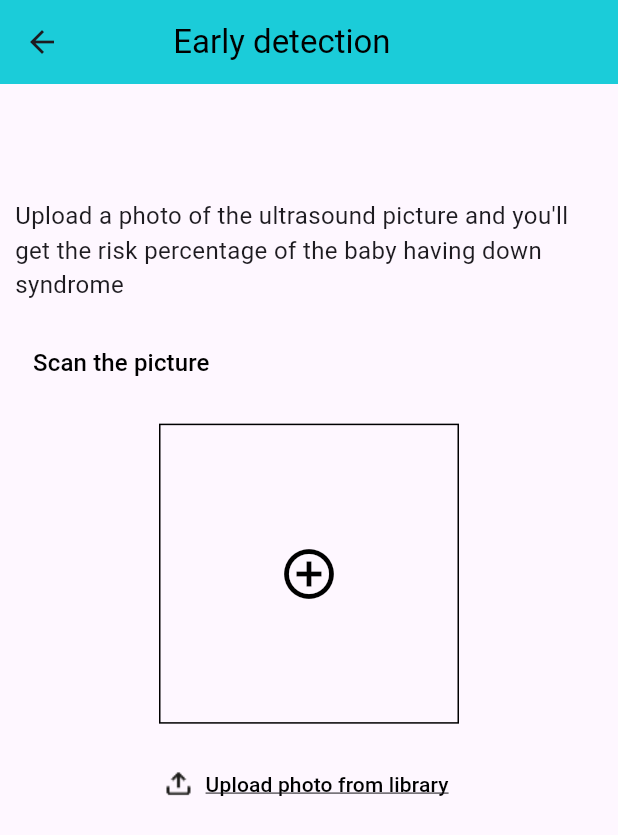
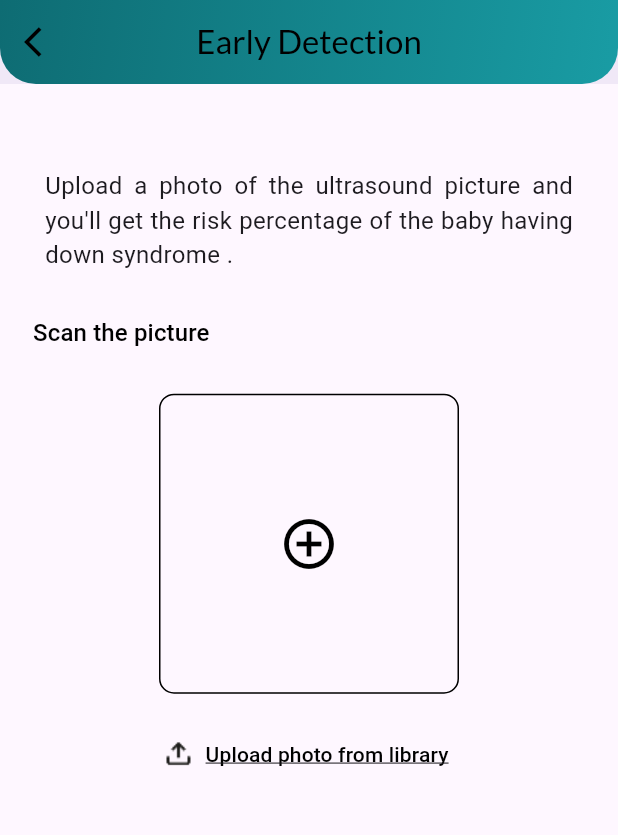
Before and after one commit to esmaeil57/DownDetect, a Flutter app: the screen it shows after launch, after a tap on "Login", after a tap on the "arrow forward" icon, on a phone screen of 412 x 824 dp. Shown: the top 835 px of the screen. Run offline on Flutter 3.47's test engine with Material 3 defaults, Android fonts, the phone set to English and light mode, and no system bars; our stand-ins replace google_fonts, image_picker, shared_preferences; network calls fail.

Commit message:
handle the UI of Screens #1

```diff
--- a/lib/views/early_detection_screen.dart
+++ b/lib/views/early_detection_screen.dart
@@ -1,6 +1,7 @@
 import 'package:flutter/material.dart';
 import 'package:provider/provider.dart';
 import '../viewmodels/early_detection_viewmodel.dart';
+import 'package:google_fonts/google_fonts.dart';
 
 class EarlyDetectionScreen extends StatelessWidget {
   const EarlyDetectionScreen({super.key});
@@ -11,22 +12,46 @@ class EarlyDetectionScreen extends StatelessWidget {
 
     return Scaffold(
       appBar: AppBar(
-        backgroundColor: const Color(0xFF1BCCD9),
-        title: const Text(
-          "        Early detection",
-          style: TextStyle(color: Colors.black),
+         leading: IconButton(
+          icon: const Icon(Icons.arrow_back_ios, color: Colors.black),
+          onPressed: () => Navigator.pop(context),
+        ),
+        automaticallyImplyLeading: false,
+        elevation: 4,
+        backgroundColor: Colors.transparent,
+        flexibleSpace: Container(
+        decoration: const BoxDecoration(
+        gradient: LinearGradient(
+        colors: [Color(0xFF0E6C73), Color(0xFF199CA4)],
+           begin: Alignment.topLeft,
+           end: Alignment.bottomRight,
+          ),
+        borderRadius: BorderRadius.only(
+        bottomLeft: Radius.circular(24),
+        bottomRight: Radius.circular(24),
+          ),
+          )),
+        centerTitle: true,
+        title: Text(
+          "Early Detection",
+          style: GoogleFonts.lato(textStyle: TextStyle(color: Colors.black)),
         ),
       ),
       body: Container(
-        padding: const EdgeInsets.symmetric(vertical: 60, horizontal: 10),
+        padding: const EdgeInsets.symmetric(vertical: 40, horizontal: 10),
         child: Column(
           crossAxisAlignment: CrossAxisAlignment.start,
           children: [
             SizedBox(height: MediaQuery.of(context).size.height * 0.02),
-            const Text(
-              "Upload a photo of the ultrasound picture and you'll get the risk percentage of the baby having down syndrome",
-              textAlign: TextAlign.start,
-              style: TextStyle(fontSize: 16),
+            Padding(
+              padding: const EdgeInsets.symmetric(horizontal:20.0),
+              child: const Text(
+                "Upload a photo of the ultrasound picture and you'll get the risk"
+                    " percentage of the baby having down syndrome .",
+                textAlign: TextAlign.justify,
+                style: TextStyle(fontSize: 16),
+
+              ),
             ),
             SizedBox(height: MediaQuery.of(context).size.height * 0.02),
             TextButton(
@@ -48,6 +73,7 @@ class EarlyDetectionScreen extends StatelessWidget {
                   width: 200,
                   height: 200,
                   decoration: BoxDecoration(
+                    borderRadius: BorderRadius.circular(10),
                     border: Border.all(color: Colors.black),
                   ),
                   child: viewModel.selectedImage == null
--- a/lib/views/home_screen.dart
+++ b/lib/views/home_screen.dart
@@ -13,17 +13,11 @@ class HomeScreen extends StatelessWidget {
     final viewModel = Provider.of<HomeViewModel>(context);
     final options = viewModel.homeOptions;
 
-    return Scaffold(
-      backgroundColor: const Color(0xfffffffff7),
-      body: SingleChildScrollView(
+    return  SafeArea(child:SingleChildScrollView(
         padding: const EdgeInsets.all(16.0),
         child: Column(
           crossAxisAlignment: CrossAxisAlignment.start,
           children: [
-            IconButton(
-              icon: const Icon(Icons.arrow_back),
-              onPressed: () {},
-            ),
             const ExpandableTextWidget(),
             SizedBox(height: MediaQuery.of(context).size.height * 0.02),
             ...options.map((option) {
@@ -32,8 +26,7 @@ class HomeScreen extends StatelessWidget {
             const SizedBox(height: 5),
           ],
         ),
-      ),
-    );
+      ),);
   }
 }
 
```
Also changed, not shown: lib/views/doctor_profile_screen.dart (+3 -4 lines), lib/views/main_navigation_screen.dart (+5 -6 lines), lib/views/notifications_screen.dart (+2 -5 lines), lib/views/profile_screen.dart (+4 -7 lines), lib/views/settings_screen.dart (+17 -21 lines), lib/views/therapist_screen.dart (+49 -26 lines).
